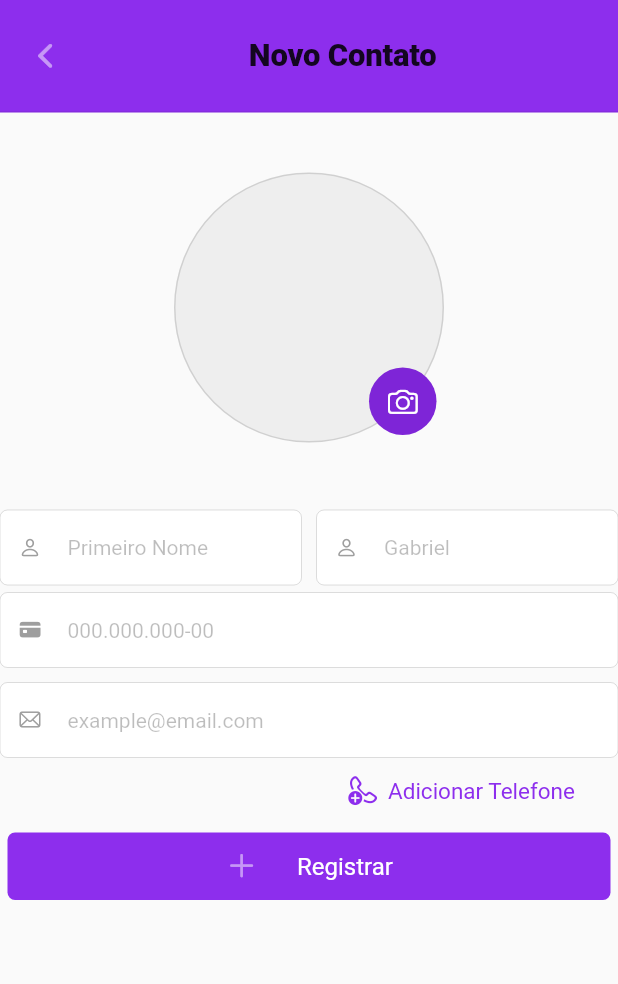
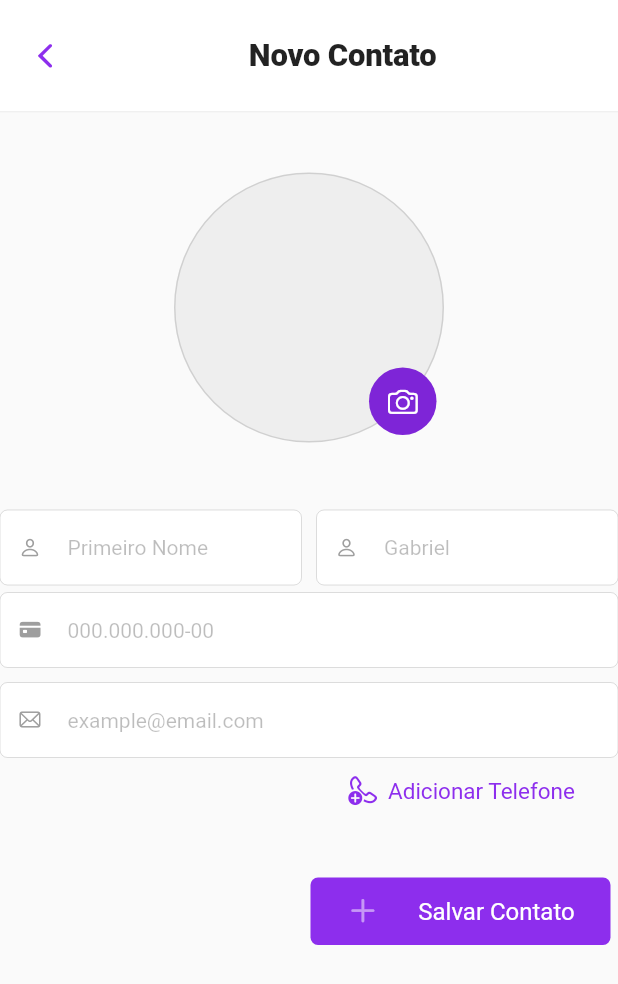
Before and after one commit to caiquegabriel/Agenda-Eletronica, a Flutter app: the screen it shows after launch, after a tap on an icon or button, on a phone screen of 412 x 824 dp. Shown: the top 984 px of the screen. Run offline on Flutter 3.47's test engine with Material 2 defaults, Android fonts, the phone set to English and light mode, and no system bars; our stand-ins replace flutter_modular, google_fonts, image_picker, shared_preferences, sqflite; accounts and stored records are empty.

Commit message:
Melhoria visual

```diff
--- a/lib/components/forms/widget_contact_form.dart
+++ b/lib/components/forms/widget_contact_form.dart
@@ -417,7 +417,13 @@ class ContactFormState extends State<ContactForm> {
           Column(
             children: _telephonesForms,
           ),
+          Container(
+            margin: const EdgeInsets.only(top: 30),
+            child: Row(
+              mainAxisAlignment: MainAxisAlignment.end,
+              children: [
                 CustomButton(
+                  width: 200,
                   margin: const EdgeInsets.all(5),
                   onClick: _onFinalSubmit,
                   height: 45,
@@ -427,9 +433,12 @@ class ContactFormState extends State<ContactForm> {
                   icon: CupertinoIcons.add,
                   iconSize: 22,
                   iconMargin: const EdgeInsets.only(right: 20),
-            text: widget.contact.id != null ? "Atualizar" : "Registrar",
+                  text: widget.contact.id != null ? "Atualizar" : "Salvar Contato",
                   borderRadius: BorderRadius.circular(5),
                   iconColor: Colors.white.withOpacity(0.5),
+                )
+              ],
+            )
           )
         ],
       );
--- a/lib/components/template/widget_header.dart
+++ b/lib/components/template/widget_header.dart
@@ -24,7 +24,7 @@ class TemplateHeaderState extends State<TemplateHeader> {
       padding: const EdgeInsets.all(7.5),
       height: headerHeight + MediaQuery.of(context).padding.top,
       decoration: BoxDecoration(
-        color: primaryColor,
+        color: Colors.white,
         border: Border(
           bottom: BorderSide(
             width: 1,
@@ -36,6 +36,7 @@ class TemplateHeaderState extends State<TemplateHeader> {
         top: true,
         bottom: false,
         child: Container(
+          margin: noEdgeInsets,
           height: double.infinity,
           child: Row(
             mainAxisAlignment: MainAxisAlignment.start,
@@ -47,6 +48,8 @@ class TemplateHeaderState extends State<TemplateHeader> {
                   width: 45,
                   height: 45,
                   icon: CupertinoIcons.back,
+                  textColor: primaryColor,
+                  iconColor: primaryColor,
                   iconSize: 25,
                   onClick: () {
                     Navigator.of(context).pop();
@@ -57,6 +60,8 @@ class TemplateHeaderState extends State<TemplateHeader> {
                   width: 45,
                   height: 45,
                   icon: CupertinoIcons.search,
+                  textColor: primaryColor,
+                  iconColor: primaryColor,
                   iconSize: 25,
                 ),
               Expanded(
--- /dev/null
+++ b/lib/data/local.dart
@@ -0,0 +1,24 @@
+import 'package:shared_preferences/shared_preferences.dart';
+
+
+class Local {
+
+  setString(String key, String value) async {
+    try {
+      SharedPreferences prefs = await SharedPreferences.getInstance();
+      prefs.setString(key, value);
+    } catch(e) {
+      SharedPreferences.setMockInitialValues({});
+    }
+  }
+
+  Future<String> getString(String key) async {
+    try {
+      SharedPreferences prefs = await SharedPreferences.getInstance();
+      return prefs.getString(key) ?? "";
+    } catch(e) {
+      SharedPreferences.setMockInitialValues({});
+      return "";
+    }
+  }
+}
--- a/lib/providers/contact_provider.dart
+++ b/lib/providers/contact_provider.dart
@@ -4,6 +4,7 @@ import 'package:agenda_eletronica/services/ContactService.dart';
 import 'package:flutter/material.dart';
 
 class ContactProvider extends ChangeNotifier {
+
   final ContactService _contactService = ContactService();
 
   List<Contact>? _contacts;
@@ -61,6 +62,15 @@ class ContactProvider extends ChangeNotifier {
         )
       );
     }
+
     notifyListeners();
   }
+
+  Future generateUsers() async {
+    _contactService.generateContacts()!.then((results) {
+      if (results == true) {
+        loadContactPreviews();
+      }
+    });
+  }
 }
--- a/lib/screens/widget_contact_register.dart
+++ b/lib/screens/widget_contact_register.dart
@@ -33,12 +33,10 @@ class ContactRegisterState extends State<ContactRegister> with CommonComponent {
       child: ListView(
         padding: noEdgeInsets,
         children: [
-          Container(
-            child: ContactForm(
-              contact: Contact(),
-              feedback: () {},
-              onSubmit: Modular.get<ContactProvider>().register,
-            )
+          ContactForm(
+            contact: Contact(),
+            feedback: () {},
+            onSubmit: Modular.get<ContactProvider>().register,
           )
         ]
       )
--- a/lib/screens/widget_contact_view.dart
+++ b/lib/screens/widget_contact_view.dart
@@ -47,6 +47,8 @@ class ContactViewState extends State<ContactView> with CommonComponent {
         icon: CupertinoIcons.trash,
         iconSize: 25,
         onClick: onRemove,
+        textColor: primaryColor,
+        iconColor: primaryColor,
       ),
       title:"${widget.contact.firstName} ${widget.contact.secondName}",
       child: ListView(
--- a/lib/screens/widget_home_screen.dart
+++ b/lib/screens/widget_home_screen.dart
@@ -1,8 +1,7 @@
 import 'package:agenda_eletronica/components/widget_loading.dart';
+import 'package:agenda_eletronica/data/local.dart';
 import 'package:agenda_eletronica/providers/contact_provider.dart';
 import 'package:agenda_eletronica/screens/widget_common_screen.dart';
-import 'package:agenda_eletronica/services/ContactService.dart';
-import 'package:agenda_eletronica/services/CpfService.dart';
 import 'package:agenda_eletronica/style.dart';
 import 'package:flutter/cupertino.dart';
 import 'package:flutter/material.dart';
@@ -25,18 +24,20 @@ class HomeScreeState extends State<HomeScreen> with CommonComponent {
 
   ContactProvider contactProvider = Modular.get<ContactProvider>();
 
+  Future _loadPreviews() async {
+    String firstInitialization = await (Modular.get<Local>()).getString('app2_name');
+    if (firstInitialization.isEmpty) {
+      // (Modular.get<Local>()).setString('app_name', 'Agenda Eletronica');
+      // await contactProvider.generateUsers();
+    }
+
+    contactProvider.loadContactPreviews();
+  }
+
   @override
   void initState() {
     super.initState();
-
-    Future.delayed(const Duration(seconds: 2), () {
-      contactProvider.loadContactPreviews();
-    });
-
-    // DB().deleteAllDataBase();
-
-    // ContactService c = ContactService();
-    // c.generateContacts();
+    _loadPreviews();
   }
 
   @override
@@ -47,11 +48,15 @@ class HomeScreeState extends State<HomeScreen> with CommonComponent {
         height: 45,
         icon: CupertinoIcons.add,
         iconSize: 25,
+        textColor: primaryColor,
+        iconColor: primaryColor,
         onClick: () {
           navigatorPushNamed(context, '/contact_register');
         },
       ),
-      child: ChangeNotifierProvider(
+      child: Container(
+        margin: noEdgeInsets,
+        child: ChangeNotifierProvider(
           create: (BuildContext context) => contactProvider,
           child: Consumer<ContactProvider>(
             builder: (context, value, _) {
@@ -64,12 +69,31 @@ class HomeScreeState extends State<HomeScreen> with CommonComponent {
                 );
               } else if (value.contactPreviews!.isEmpty) {
                 return Container(
+                  padding: const EdgeInsets.all(15),
                   alignment: Alignment.center,
-                  child: Text(
-                    "Nenhum contato.",
-                    style: TextStyle(
-                      fontSize: 17.6,
-                      color: Colors.grey,
+                  child: RichText(
+                    textAlign: TextAlign.center,
+                    text: TextSpan(
+                      style: TextStyle(
+                        color: Colors.black
+                      ),
+                      children: [
+                        TextSpan(
+                          text: "Agenda Vazia :(",
+                          style: TextStyle(
+                            fontSize: 25,
+                            fontWeight: FontWeight.bold
+                          )
+                        ),
+                        TextSpan(
+                          text: '\nPara adicionar um contato, clique no botão "+"',
+                          style: TextStyle(
+                            fontSize: 16,
+                            fontWeight: FontWeight.w200,
+                            color: Colors.black87
+                          )
+                        )
+                      ]
                     )
                   )
                 );
@@ -82,6 +106,7 @@ class HomeScreeState extends State<HomeScreen> with CommonComponent {
             }
           )
         )
+      )
     );
   }
 }
--- a/lib/widget_module.dart
+++ b/lib/widget_module.dart
@@ -1,3 +1,4 @@
+import 'package:agenda_eletronica/data/local.dart';
 import 'package:agenda_eletronica/providers/contact_provider.dart';
 import 'package:agenda_eletronica/screens/widget_contact_register.dart';
 import 'package:agenda_eletronica/screens/widget_contact_view.dart';
@@ -12,6 +13,7 @@ class AppModule extends Module {
   List<Bind> get binds => [
     Bind((i) => ContactService(), isSingleton: true),
     Bind((i) => ContactProvider(), isSingleton: true),
+    Bind((i) => Local(), isSingleton: true)
   ];
 
   /// rotas do módulo
--- a/pubspec.yaml
+++ b/pubspec.yaml
@@ -44,6 +44,7 @@ dependencies:
   cached_network_image: ^3.2.2
   image_picker: ^0.8.6
   image_picker_platform_interface: ^2.6.2
+  shared_preferences: ^2.0.15
 
 dev_dependencies:
   flutter_test:
```
Also changed, not shown: pubspec.lock, 1 other file. Lines whose indentation alone changed are shown as unchanged.
